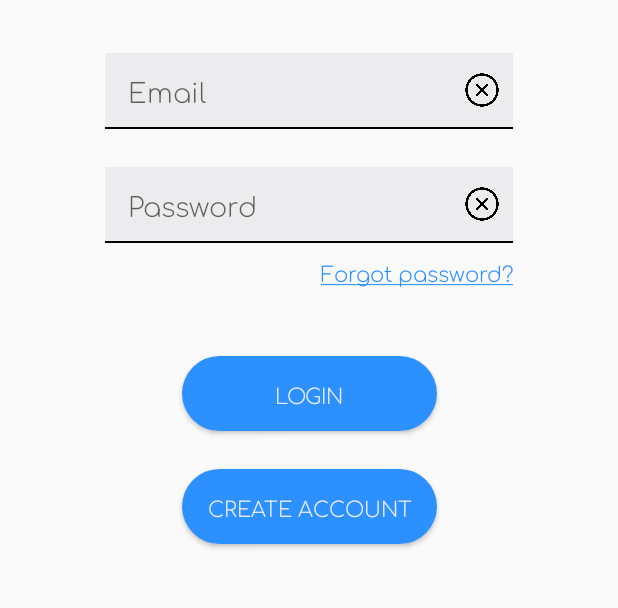
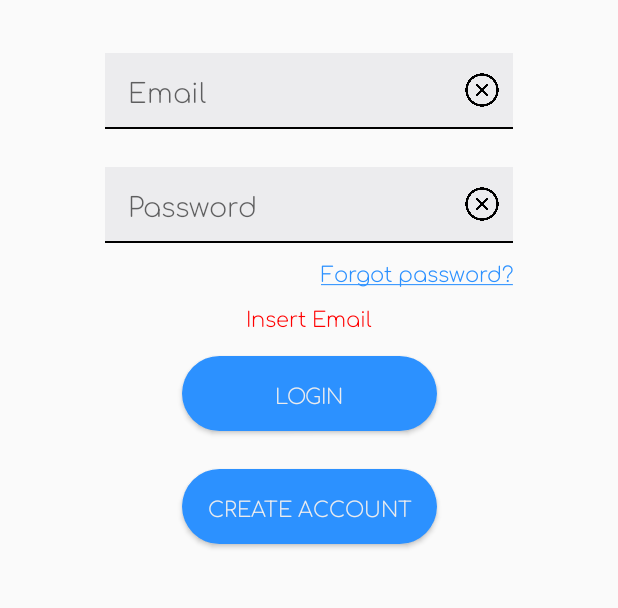
Before and after one commit to We-Pet/MobileApp, an Android app: the screen it shows after launch (LoginActivity), after a tap on "LOGIN", on a phone screen of 412 x 824 dp, the part 405-1013 px from its top. Run offline under Robolectric (Android 15) with nearby library versions, the light colour scheme and no system bars.

Commit message:
add email and password validation

```diff
--- a/app/src/main/java/com/ipca/wepet/controller/LoginActivity.kt
+++ b/app/src/main/java/com/ipca/wepet/controller/LoginActivity.kt
@@ -4,6 +4,7 @@ import android.app.Dialog
 import android.content.Intent
 import android.graphics.Color
 import android.graphics.drawable.ColorDrawable
+import android.media.Image
 import android.os.Bundle
 import android.text.Editable
 import android.text.TextWatcher
@@ -28,6 +29,13 @@ class LoginActivity : AppCompatActivity() {
     private lateinit var btnLogin: Button
     private lateinit var btnCreateAccount: Button
     private lateinit var btnForgotPass: TextView
+    private lateinit var btnClearTextEmail: ImageButton
+    private lateinit var btnClearTextPassword: ImageButton
+
+    private lateinit var badLoginWarning: TextView
+
+    private lateinit var emailTextField: EditText
+    private lateinit var passwordTextField: EditText
     private lateinit var editText1: EditText
     private lateinit var editText2: EditText
     private lateinit var editText3: EditText
@@ -45,6 +53,13 @@ class LoginActivity : AppCompatActivity() {
         btnLogin = findViewById(R.id.BTN_login)
         btnCreateAccount = findViewById(R.id.BTN_create_account)
         btnForgotPass = findViewById(R.id.TV_forgot_password)
+        btnClearTextEmail = findViewById(R.id.IBTN_clear_button_email)
+        btnClearTextPassword = findViewById(R.id.IBTN_clear_button_password)
+        badLoginWarning = findViewById(R.id.bad_login_warning_TV)
+        emailTextField = findViewById(R.id.ET_email)
+        passwordTextField = findViewById(R.id.ET_password)
+        btnClearTextEmail.setOnClickListener{emailTextField.text.clear()}
+        btnClearTextPassword.setOnClickListener{passwordTextField.text.clear()}
     }
 
     private fun startNewActivities() {
@@ -63,27 +78,18 @@ class LoginActivity : AppCompatActivity() {
         }
     }
 
+    private fun checkLoginFieldsAndValidate() {
 
-    private fun checkLoginFieldsAndValidate() {
-        val dialog = Dialog(this)
-        dialog.requestWindowFeature(Window.FEATURE_NO_TITLE)
+        val email = emailTextField.text.toString()
+        val password = passwordTextField.text.toString()
 
-        val btnClearTextEmail = dialog.findViewById<ImageButton>(R.id.IBTN_clear_button_email)
-        val btnClearTextPassword = dialog.findViewById<ImageButton>(R.id.IBTN_clear_button_password)
-        val btnLogin = dialog.findViewById<Button>(R.id.BTN_login)
-
-        val emailTextField = dialog.findViewById<EditText>(R.id.ET_email)
-        val passwordTextFiled = dialog.findViewById<EditText>(R.id.ET_password)
-
-        btnClearTextEmail.setOnClickListener{emailTextField.text.clear()}
-        btnClearTextPassword.setOnClickListener{passwordTextFiled.text.clear()}
-
-        btnLogin.setOnClickListener {
-            val email = emailTextField.text.toString()
-
-            // TODO
-        }
-
+        if (email.isBlank()){
+            showErrorMessage(badLoginWarning, R.string.error_empty_email)
+        } else if (!EmailUtils.isEmailValid(email)){
+            showErrorMessage(badLoginWarning, R.string.error_invalid_email)
+        } else if (password.isBlank()){
+            showErrorMessage(badLoginWarning, R.string.error_empty_password)
+        } // TODO: validate login
     }
 
     private fun showBottomDialogForgotPassword() {
@@ -93,6 +99,7 @@ class LoginActivity : AppCompatActivity() {
 
         val btnContinue = dialog.findViewById<Button>(R.id.BTN_continue)
         val btnClearText = dialog.findViewById<ImageButton>(R.id.IBTN_clear_button_email)
+
         val emailText = dialog.findViewById<EditText>(R.id.ET_email)
         val emailMissingWarning = dialog.findViewById<TextView>(R.id.insert_email_warning_TV)
 
--- a/app/src/main/res/layout/login_layout.xml
+++ b/app/src/main/res/layout/login_layout.xml
@@ -120,6 +120,19 @@
         app:layout_constraintEnd_toEndOf="@id/CTL_password"
         app:layout_constraintTop_toBottomOf="@id/CTL_password" />
 
+    <TextView
+        android:id="@+id/bad_login_warning_TV"
+        android:layout_width="wrap_content"
+        android:layout_height="wrap_content"
+        android:layout_gravity="center_horizontal"
+        android:paddingTop="10dp"
+        android:fontFamily="@font/comfortaa_light"
+        android:textColor="@color/red"
+        app:layout_constraintTop_toTopOf="@id/TV_forgot_password"
+        app:layout_constraintLeft_toLeftOf="parent"
+        app:layout_constraintRight_toRightOf="parent"
+        android:layout_marginTop="20dp"
+        android:visibility="gone"/>
 
     <Button
         android:id="@+id/BTN_login"
--- a/app/src/main/res/values/strings.xml
+++ b/app/src/main/res/values/strings.xml
@@ -23,4 +23,5 @@
     <string name="code">Code</string>
     <string name="error_empty_email">Insert Email</string>
     <string name="error_invalid_email">Invalid Email</string>
+    <string name="error_empty_password">Insert Password</string>
 </resources>
```
